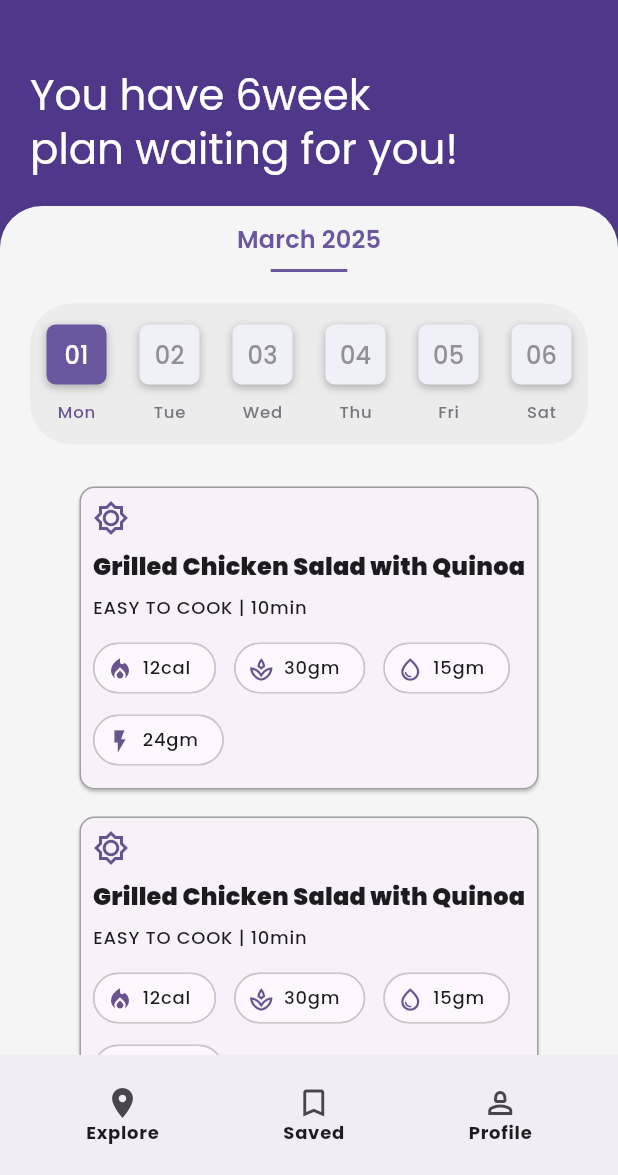
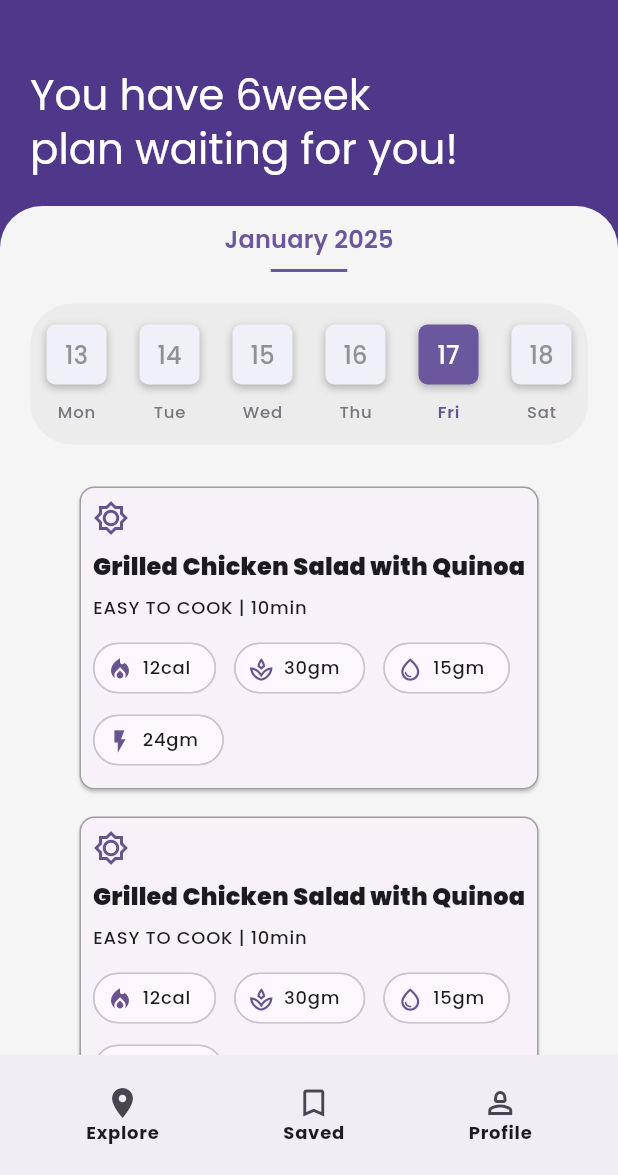
Before and after one commit to ChandanKhamitkar/trinetra_vallabh, a Flutter app: the screen it shows after launch, after a tap on "View other recommendations", on a phone screen of 412 x 824 dp, the part 61-1236 px from its top. Run offline on Flutter 3.47's test engine with Material 3 defaults, Android fonts, the phone set to English and light mode, and no system bars; our stand-ins replace cloud_firestore, firebase_auth, firebase_core, flutter_svg, google_fonts, google_sign_in and 1 more; accounts and stored records are empty.

Commit message:
Fully Funtional Custom Week Calender Widget/component
Signed-off-by: unknown <khamitkarsaichandan1035@gmail.com>

```diff
--- a/lib/UI/components/calendar/week_calendar.dart
+++ b/lib/UI/components/calendar/week_calendar.dart
@@ -1,5 +1,6 @@
-// ignore_for_file: deprecated_member_use, non_constant_identifier_names
+// ignore_for_file: deprecated_member_use, non_constant_identifier_names, avoid_print
 import 'package:flutter/material.dart';
+import 'package:intl/intl.dart';
 
 class WeekCalendar extends StatefulWidget {
   const WeekCalendar({super.key});
@@ -9,6 +10,39 @@ class WeekCalendar extends StatefulWidget {
 }
 
 class _WeekCalendarState extends State<WeekCalendar> {
+  late String formattedDate;
+  late List<int> daysOfWeek;
+  final List<String> daysShort = ['Mon', 'Tue', 'Wed', 'Thu', 'Fri', 'Sat'];
+  int selectedDay = DateTime.now().weekday - 1;
+
+  @override
+  void initState() {
+    super.initState();
+    _updateDateAndDays();
+  }
+
+  void _updateDateAndDays() {
+    DateTime now = DateTime.now();
+
+    setState(() {
+      formattedDate = DateFormat.yMMMM().format(now);
+
+      // 1. Calculate the start of the week (Monday)
+      int currentWeekday = now.weekday;
+      DateTime startOfWeek = now.subtract(Duration(days: currentWeekday - 1));
+
+      // 2. Generate days from Monday to Saturday
+      daysOfWeek = List.generate(
+          6, (index) => startOfWeek.add(Duration(days: index)).day);
+    });
+  }
+
+  void _updateSelectedDay(int newIndex) {
+    setState(() {
+      selectedDay = newIndex;
+    });
+  }
+
   @override
   Widget build(BuildContext context) {
     return Column(
@@ -16,7 +50,7 @@ class _WeekCalendarState extends State<WeekCalendar> {
       mainAxisSize: MainAxisSize.min,
       children: [
         Text(
-          "March 2025",
+          formattedDate,
           style: Theme.of(context)
               .textTheme
               .titleMedium
@@ -47,23 +81,26 @@ class _WeekCalendarState extends State<WeekCalendar> {
           ),
           child: Row(
             mainAxisAlignment: MainAxisAlignment.spaceAround,
-            children: [
-              _dayNumberBox(context, '01', 'Mon', true),
-              _dayNumberBox(context, '02', 'Tue', false),
-              _dayNumberBox(context, '03', 'Wed', false),
-              _dayNumberBox(context, '04', 'Thu', false),
-              _dayNumberBox(context, '05', 'Fri', false),
-              _dayNumberBox(context, '06', 'Sat', false),
-            ],
+            children: List.generate(6, (index) {
+              int dayNumber = daysOfWeek[index];
+              String dayShortStr = daysShort[index];
+              bool isSelected = index == selectedDay;
+              return _dayNumberBox(context, dayNumber.toString(), dayShortStr,
+                  isSelected, index);
+            }),
           ),
         )
       ],
     );
   }
 
-  Widget _dayNumberBox(
-      BuildContext Context, String dayNum, String dayShort, bool isSelected) {
-    return Column(
+  Widget _dayNumberBox(BuildContext Context, String dayNum, String dayShort,
+      bool isSelected, int index) {
+    return InkWell(
+      onTap: () {
+        _updateSelectedDay(index);
+      },
+      child: Column(
         spacing: 10,
         crossAxisAlignment: CrossAxisAlignment.center,
         mainAxisSize: MainAxisSize.min,
@@ -94,9 +131,10 @@ class _WeekCalendarState extends State<WeekCalendar> {
             dayShort,
             style: Theme.of(context).textTheme.labelSmall?.copyWith(
                 color: isSelected ? Color(0xff65558F) : Color(0xff79747E),
-              fontWeight: FontWeight.w500),
+                fontWeight: isSelected ? FontWeight.w600 : FontWeight.w500),
           )
         ],
+      ),
     );
   }
 }
--- a/pubspec.yaml
+++ b/pubspec.yaml
@@ -21,6 +21,7 @@ dependencies:
   cloud_firestore: ^5.6.0
   shared_preferences: ^2.3.4
   provider: ^6.1.2
+  intl: ^0.20.1
 
 dev_dependencies:
   flutter_test:
```
Also changed, not shown: pubspec.lock. Lines whose indentation alone changed are shown as unchanged.
